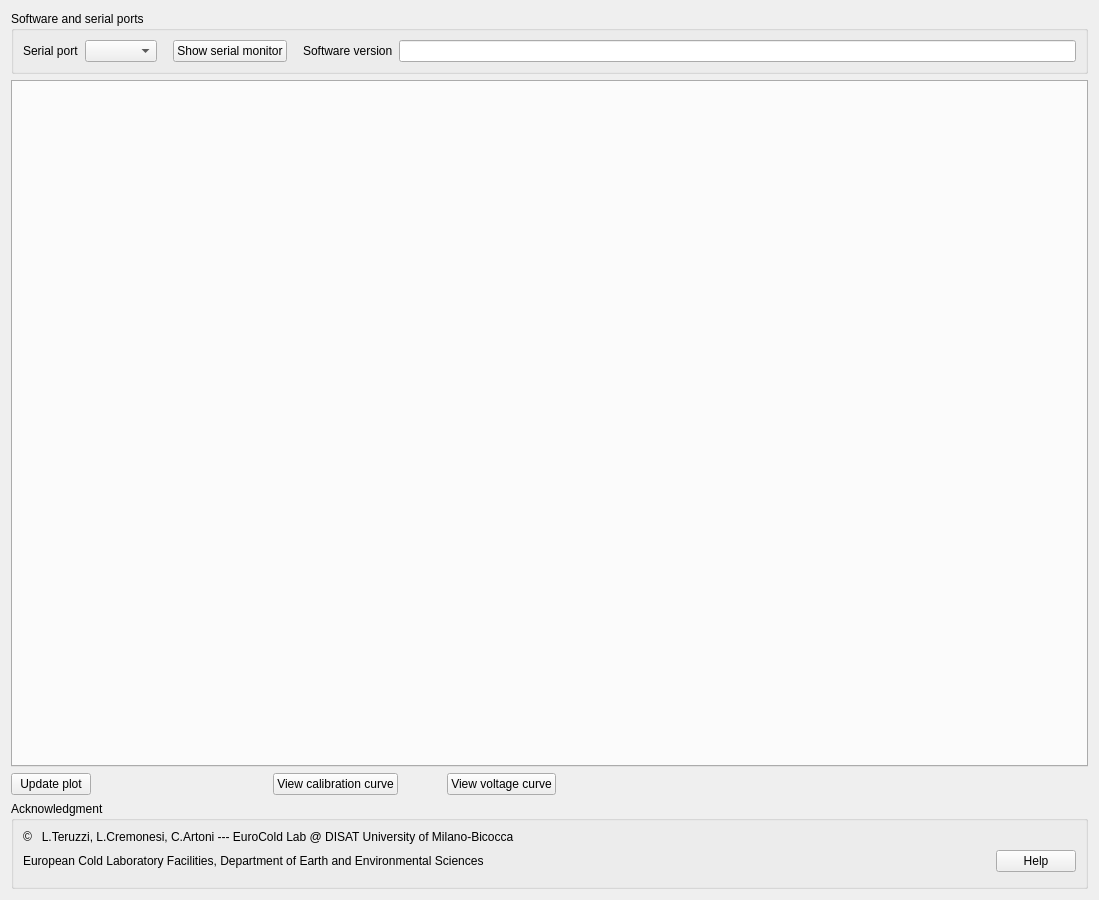
The window that subGUIs/volt_panel.ui (LucaTeruzzi/DEDALO) describes before a commit, drawn with Qt 5.
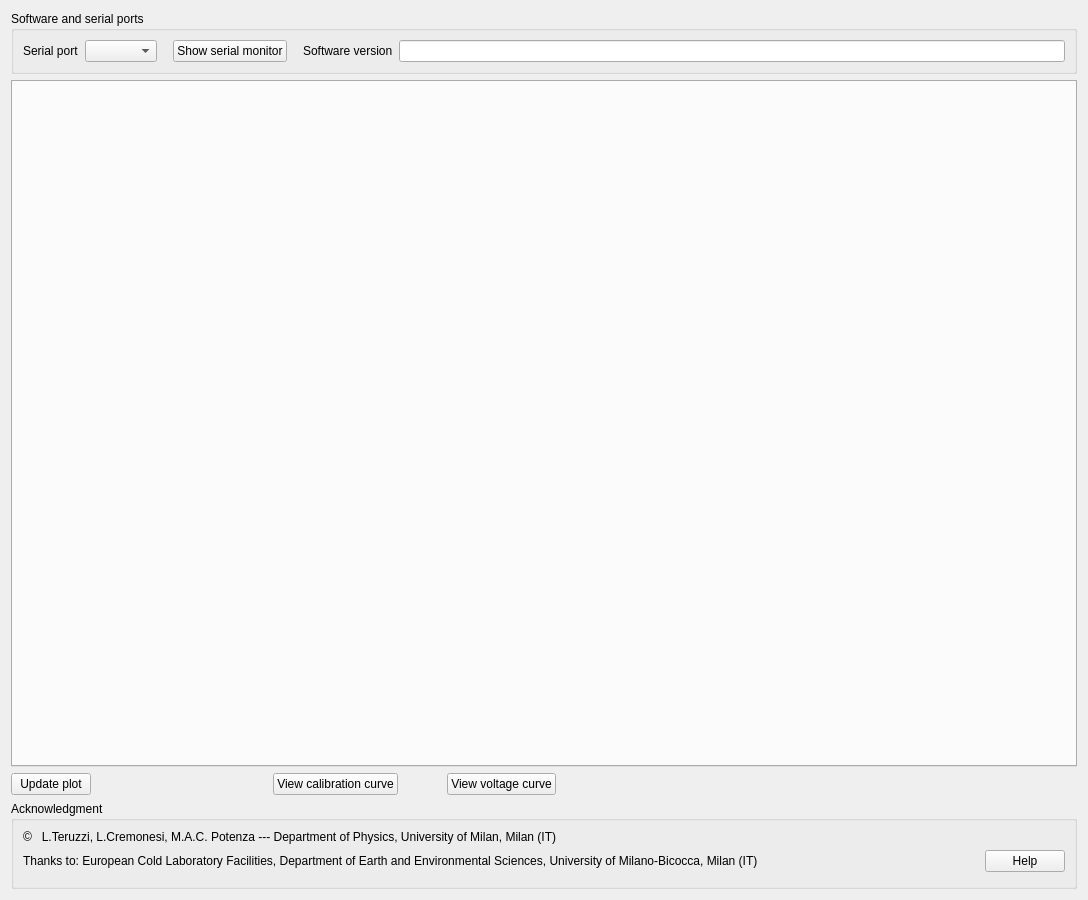
The same window after the commit.

```diff
--- a/subGUIs/volt_panel.ui
+++ b/subGUIs/volt_panel.ui
@@ -136,14 +136,14 @@
         <item row="0" column="0">
          <widget class="QLabel" name="label_ak1">
           <property name="text">
-           <string>©   L.Teruzzi, L.Cremonesi, C.Artoni --- EuroCold Lab @ DISAT University of Milano-Bicocca                                                                                                                                               </string>
+           <string>©   L.Teruzzi, L.Cremonesi, M.A.C. Potenza --- Department of Physics, University of Milan, Milan (IT)                                                                                                                               </string>
           </property>
          </widget>
         </item>
         <item row="1" column="0">
          <widget class="QLabel" name="label_ak2">
           <property name="text">
-           <string>European Cold Laboratory Facilities, Department of Earth and Environmental Sciences</string>
+           <string>Thanks to: European Cold Laboratory Facilities, Department of Earth and Environmental Sciences, University of Milano-Bicocca, Milan (IT)</string>
           </property>
          </widget>
         </item>
```
